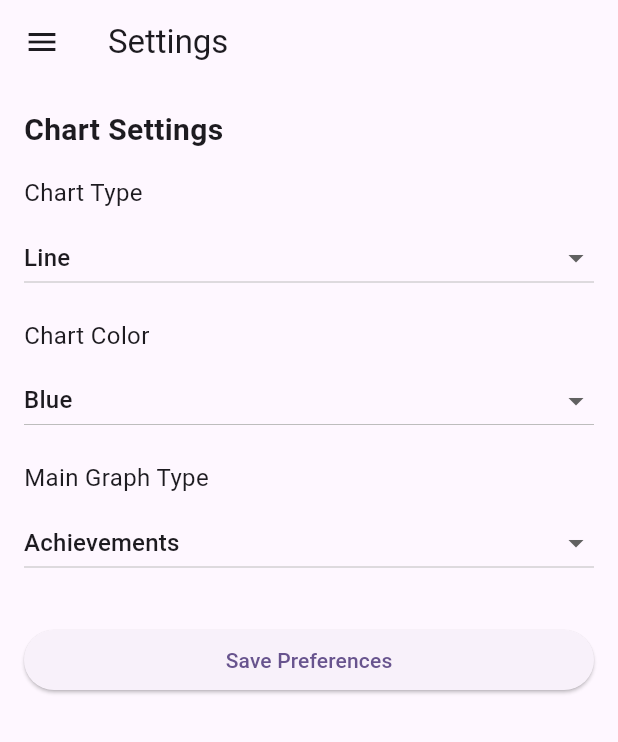
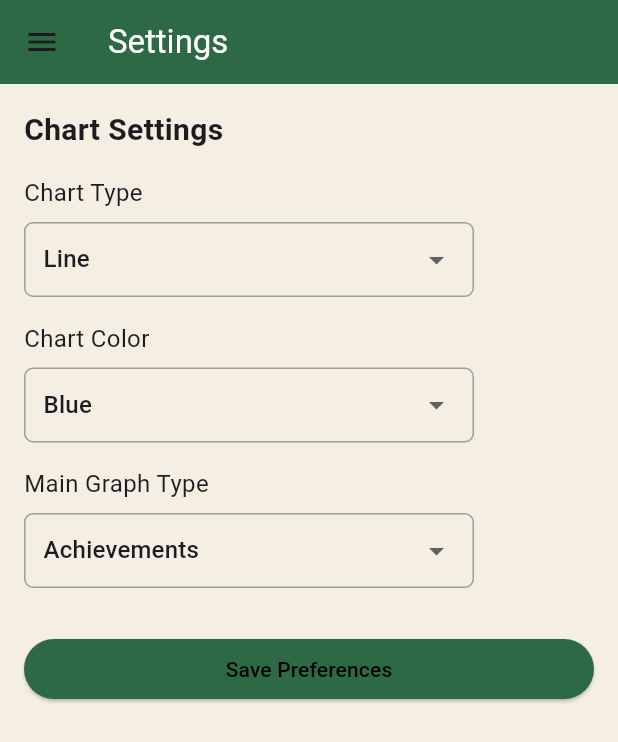
Before and after one commit to marcsaffold17/GetFitApp, a Flutter app: the SettingsPage screen opened directly, on a phone screen of 412 x 824 dp. Shown: the top 742 px of the screen. Run offline on Flutter 3.47's test engine with Material 3 defaults, Android fonts, the phone set to English and light mode, and no system bars; our stand-ins replace cloud_firestore, firebase_core, firebase_storage, fl_chart, google_nav_bar, image_picker and 1 more; accounts and stored records are empty.

Commit message:
updated settings page ui

```diff
--- a/get_fit_app/lib/view/SettingsPage.dart
+++ b/get_fit_app/lib/view/SettingsPage.dart
@@ -54,8 +54,17 @@ class _SettingsPageState extends State<SettingsPage> {
   @override
   Widget build(BuildContext context) {
     return Scaffold(
-      appBar: AppBar(title: const Text('Settings')),
+      appBar: AppBar(
+        title: const Text(
+          'Settings',
+          style: TextStyle(
+            color: Colors.white, // Set title text color to white
+          ),
+        ),
+        backgroundColor: const Color(0xFF2E6946), // New color for AppBar
+      ),
       drawer: const NavBar(),
+      backgroundColor: const Color(0xFFF4EEE3), // Set background color
       body: Padding(
         padding: const EdgeInsets.all(16.0),
         child: ListView(
@@ -66,41 +75,66 @@ class _SettingsPageState extends State<SettingsPage> {
             ),
             const SizedBox(height: 16),
 
+            _buildDropdownContainer(
               _buildDropdown(
                 label: 'Chart Type',
                 value: _selectedChart,
                 options: _chartTypeOptions,
                 onChanged: (val) => setState(() => _selectedChart = val),
               ),
+            ),
             const SizedBox(height: 16),
 
+            _buildDropdownContainer(
               _buildDropdown(
                 label: 'Chart Color',
                 value: _selectedColor,
                 options: _colorOptions,
                 onChanged: (val) => setState(() => _selectedColor = val),
               ),
+            ),
             const SizedBox(height: 16),
 
+            _buildDropdownContainer(
               _buildDropdown(
                 label: 'Main Graph Type',
                 value: _selectedType,
                 options: _mainGraphOptions,
                 onChanged: (val) => setState(() => _selectedType = val),
               ),
+            ),
             const SizedBox(height: 30),
 
-            ElevatedButton(
+            SizedBox(
+              width: 300,
+              child: ElevatedButton(
                 onPressed: () async {
                   await _savePreferences();
                   ScaffoldMessenger.of(context).showSnackBar(
                     const SnackBar(content: Text("Preferences saved")),
                   );
                 },
+                style: ElevatedButton.styleFrom(
+                  backgroundColor: const Color(
+                    0xFF2E6946,
+                  ), // Keeps the original background color
+                  foregroundColor: Colors.black, // Sets the text color to black
+                ),
                 child: const Text('Save Preferences'),
+              ),
             ),
           ],
         ),
+      ),
+    );
+  }
+
+  Widget _buildDropdownContainer(Widget child) {
+    return Align(
+      alignment: Alignment.centerLeft,
+      child: ConstrainedBox(
+        constraints: const BoxConstraints(maxWidth: 300),
+        child: child,
       ),
     );
   }
@@ -116,16 +150,29 @@ class _SettingsPageState extends State<SettingsPage> {
       children: [
         Text(label, style: const TextStyle(fontSize: 16)),
         const SizedBox(height: 8),
-        DropdownButton<String>(
+        Container(
+          padding: const EdgeInsets.symmetric(horizontal: 12),
+          decoration: BoxDecoration(
+            border: Border.all(color: Colors.grey),
+            borderRadius: BorderRadius.circular(6),
+          ),
+          child: DropdownButton<String>(
             isExpanded: true,
+            underline: const SizedBox(),
             value: value,
             onChanged: (String? newValue) {
               if (newValue != null) onChanged(newValue);
             },
             items:
-              options.map((String item) {
-                return DropdownMenuItem<String>(value: item, child: Text(item));
-              }).toList(),
+                options
+                    .map(
+                      (String item) => DropdownMenuItem<String>(
+                        value: item,
+                        child: Text(item),
+                      ),
+                    )
+                    .toList(),
+          ),
         ),
       ],
     );
```
Lines whose indentation alone changed are shown as unchanged.
